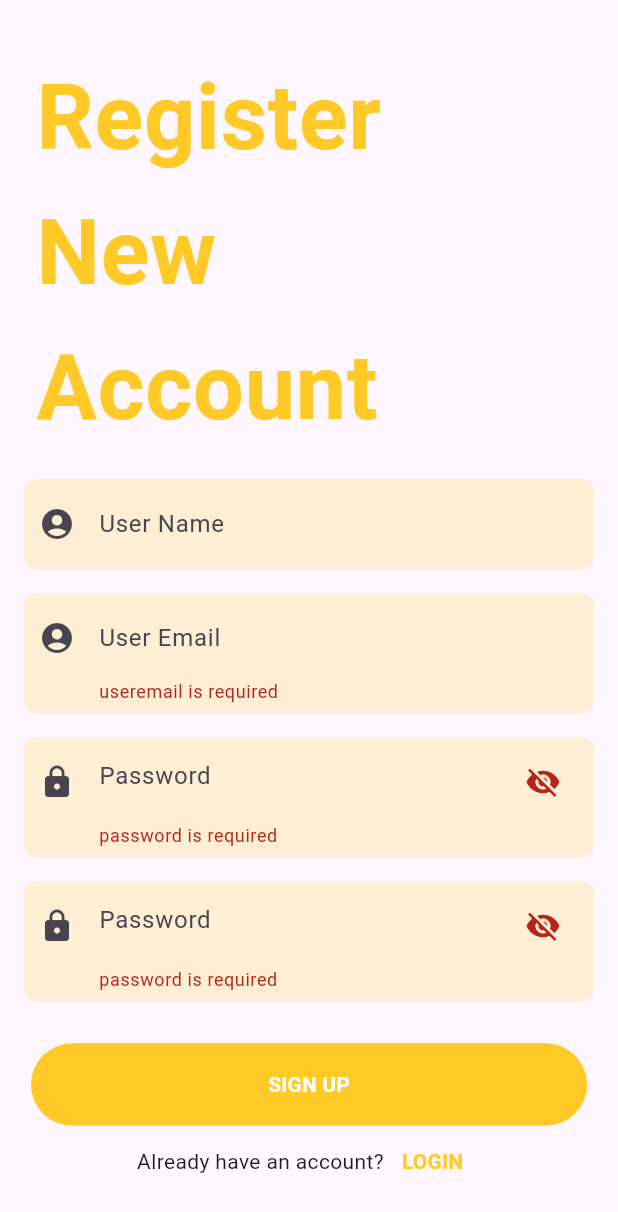
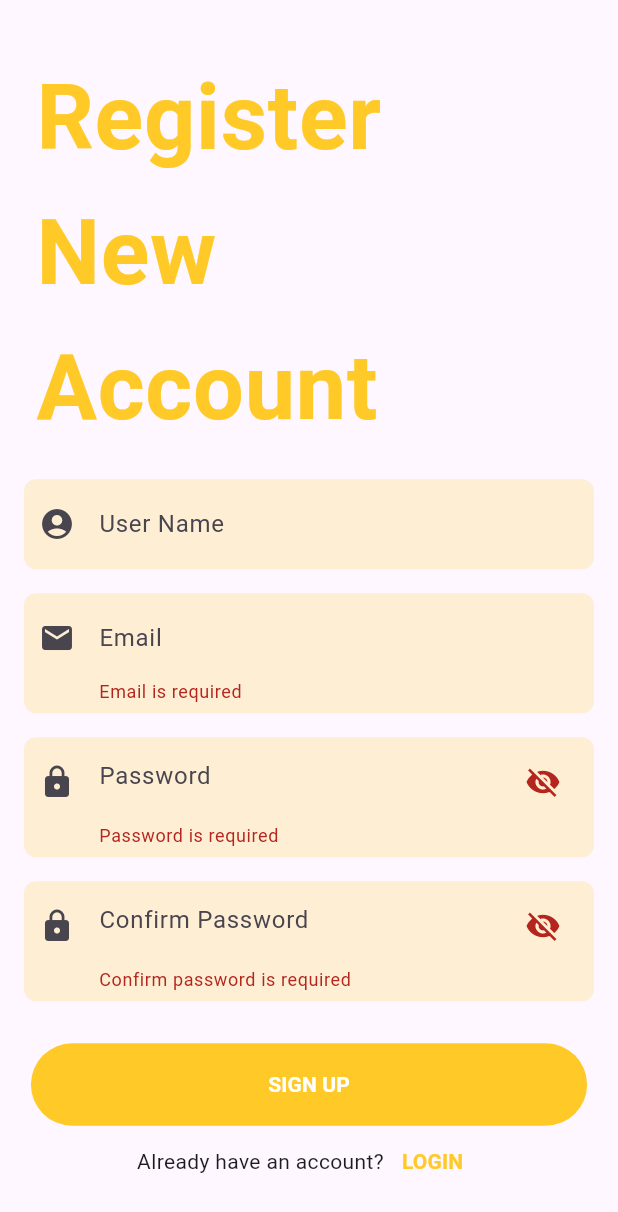
Before and after one commit to AryanBhimani/Notes-App, a Flutter app: the SignupScreen screen opened directly, after a tap on "SIGN UP", on a phone screen of 412 x 824 dp. Shown: the top 1212 px of the screen. Run offline on Flutter 3.47's test engine with Material 3 defaults, Android fonts, the phone set to English and light mode, and no system bars; our stand-ins replace cloud_firestore, firebase_auth, firebase_core, image_picker, shared_preferences; missing offline and left inert: google_gemini; accounts and stored records are empty.

Commit message:
home and login and signup

```diff
--- a/lib/Sign Up/signup.dart
+++ b/lib/Sign Up/signup.dart
@@ -15,15 +15,26 @@ class _SignupScreenState extends State<SignupScreen> {
   final emailname = TextEditingController();
   final password = TextEditingController();
   final confirmPassword = TextEditingController();
+  final usernameController = TextEditingController();  // For username
   final formKey = GlobalKey<FormState>();
 
   bool isVisible = false;
+  bool isConfirmPasswordVisible = false;
 
-  Future addUserDetails(String emailname, String password)async{
+  Future addUserDetails(String emailname, String password) async {
     await FirebaseFirestore.instance.collection('users').add({
       'email': emailname,
       'password': password,
     });
+  }
+
+  @override
+  void dispose() {
+    emailname.dispose();
+    password.dispose();
+    confirmPassword.dispose();
+    usernameController.dispose();
+    super.dispose();
   }
 
   @override
@@ -46,12 +57,13 @@ class _SignupScreenState extends State<SignupScreen> {
                   ),
                   Container(
                     margin: EdgeInsets.all(8),
-                    padding:
-                        const EdgeInsets.symmetric(horizontal: 10, vertical: 6),
+                    padding: const EdgeInsets.symmetric(horizontal: 10, vertical: 6),
                     decoration: BoxDecoration(
                       borderRadius: BorderRadius.circular(8),
-                        color: Color(0xFFFFCA28).withOpacity(.2)),
+                      color: Color(0xFFFFCA28).withOpacity(.2),
+                    ),
                     child: TextFormField(
+                      controller: usernameController,
                       decoration: const InputDecoration(
                         icon: Icon(Icons.account_circle),
                         border: InputBorder.none,
@@ -59,40 +71,42 @@ class _SignupScreenState extends State<SignupScreen> {
                       ),
                     ),
                   ),
+                  // Email Field
                   Container(
                     margin: EdgeInsets.all(8),
-                    padding:
-                        const EdgeInsets.symmetric(horizontal: 10, vertical: 6),
+                    padding: const EdgeInsets.symmetric(horizontal: 10, vertical: 6),
                     decoration: BoxDecoration(
                       borderRadius: BorderRadius.circular(8),
-                        color: Color(0xFFFFCA28).withOpacity(.2)),
+                      color: Color(0xFFFFCA28).withOpacity(.2),
+                    ),
                     child: TextFormField(
                       controller: emailname,
                       validator: (value) {
                         if (value!.isEmpty) {
-                          return "useremail is required";
+                          return "Email is required";
                         }
                         return null;
                       },
                       decoration: const InputDecoration(
-                        icon: Icon(Icons.account_circle),
+                        icon: Icon(Icons.email),
                         border: InputBorder.none,
-                        hintText: "User Email",
+                        hintText: "Email",
                       ),
                     ),
                   ),
+                  // Password Field
                   Container(
                     margin: const EdgeInsets.all(8),
-                    padding:
-                        const EdgeInsets.symmetric(horizontal: 10, vertical: 6),
+                    padding: const EdgeInsets.symmetric(horizontal: 10, vertical: 6),
                     decoration: BoxDecoration(
                       borderRadius: BorderRadius.circular(8),
-                        color: Color(0xFFFFCA28).withOpacity(.2)),
+                      color: Color(0xFFFFCA28).withOpacity(.2),
+                    ),
                     child: TextFormField(
                       controller: password,
                       validator: (value) {
                         if (value!.isEmpty) {
-                          return "password is required";
+                          return "Password is required";
                         }
                         return null;
                       },
@@ -109,45 +123,49 @@ class _SignupScreenState extends State<SignupScreen> {
                           },
                           icon: Icon(isVisible
                               ? Icons.visibility
-                                  : Icons.visibility_off))),
+                              : Icons.visibility_off),
                         ),
                       ),
+                    ),
+                  ),
+                  // Confirm Password Field
                   Container(
                     margin: const EdgeInsets.all(8),
-                    padding:
-                        const EdgeInsets.symmetric(horizontal: 10, vertical: 6),
+                    padding: const EdgeInsets.symmetric(horizontal: 10, vertical: 6),
                     decoration: BoxDecoration(
                       borderRadius: BorderRadius.circular(8),
-                        color: Color(0xFFFFCA28).withOpacity(.2)),
+                      color: Color(0xFFFFCA28).withOpacity(.2),
+                    ),
                     child: TextFormField(
                       controller: confirmPassword,
                       validator: (value) {
                         if (value!.isEmpty) {
-                          return "password is required";
+                          return "Confirm password is required";
                         } else if (password.text != confirmPassword.text) {
                           return "Passwords don't match";
                         }
                         return null;
                       },
-                      obscureText: !isVisible,
+                      obscureText: !isConfirmPasswordVisible,
                       decoration: InputDecoration(
                         icon: const Icon(Icons.lock),
                         border: InputBorder.none,
-                          hintText: "Password",
+                        hintText: "Confirm Password",
                         suffixIcon: IconButton(
                           onPressed: () {
                             setState(() {
-                                  isVisible = !isVisible;
+                              isConfirmPasswordVisible = !isConfirmPasswordVisible;
                             });
                           },
-                              icon: Icon(isVisible
+                          icon: Icon(isConfirmPasswordVisible
                               ? Icons.visibility
-                                  : Icons.visibility_off))),
+                              : Icons.visibility_off),
                         ),
                       ),
-
+                    ),
+                  ),
                   const SizedBox(height: 20),
-
+                  // SignUp Button
                   Container(
                     height: 55,
                     width: MediaQuery.of(context).size.width * .9,
@@ -158,15 +176,7 @@ class _SignupScreenState extends State<SignupScreen> {
                     child: TextButton(
                       onPressed: () async {
                         if (formKey.currentState!.validate()) {
-                          if (password.text != confirmPassword.text) {
-                            ScaffoldMessenger.of(context).showSnackBar(
-                              SnackBar(
-                                content: const Text('Passwords do not match'),
-                              ),
-                            );
-                            return;
-                          } try {
-                            // ignore: unused_local_variable
+                          try {
                             final credential = await _auth.createUserWithEmailAndPassword(
                               email: emailname.text,
                               password: password.text,
@@ -175,14 +185,17 @@ class _SignupScreenState extends State<SignupScreen> {
                               emailname.text.trim(),
                               password.text.trim(),
                             );
-                            Navigator.pushReplacement(context,MaterialPageRoute(
-                                builder: (context) => const Login(),
-                              ),
+                            ScaffoldMessenger.of(context).showSnackBar(
+                              const SnackBar(content: Text('Signup successful')),
+                            );
+                            Navigator.pushReplacement(
+                              context,
+                              MaterialPageRoute(builder: (context) => const Login()),
                             );
                           } on FirebaseAuthException catch (e) {
                             ScaffoldMessenger.of(context).showSnackBar(
                               SnackBar(
-                                content: Text('SignupScreen failed: ${e.message}'),
+                                content: Text('Signup failed: ${e.message}'),
                               ),
                             );
                           }
@@ -190,17 +203,21 @@ class _SignupScreenState extends State<SignupScreen> {
                       },
                       child: const Text(
                         "SIGN UP",
-                        style: TextStyle(color: Colors.white,fontWeight: FontWeight.bold),
+                        style: TextStyle(color: Colors.white, fontWeight: FontWeight.bold),
                       ),
                     ),
                   ),
+                  // Login Redirect
                   Row(
                     mainAxisAlignment: MainAxisAlignment.center,
                     children: [
                       const Text("Already have an account?"),
                       TextButton(
                         onPressed: () {
-                          Navigator.push(context,MaterialPageRoute(builder: (context) => const Login()));
+                          Navigator.push(
+                            context,
+                            MaterialPageRoute(builder: (context) => const Login()),
+                          );
                         },
                         child: const Text(
                           'LOGIN',
@@ -211,7 +228,7 @@ class _SignupScreenState extends State<SignupScreen> {
                         ),
                       ),
                     ],
-                  )
+                  ),
                 ],
               ),
             ),
```
Also changed, not shown: lib/Home /home.dart (+115 -70 lines), lib/Login /login.dart (+2 -6 lines), lib/add data/add data.dart (deleted, +0 -11 lines). Lines whose indentation alone changed are shown as unchanged.
